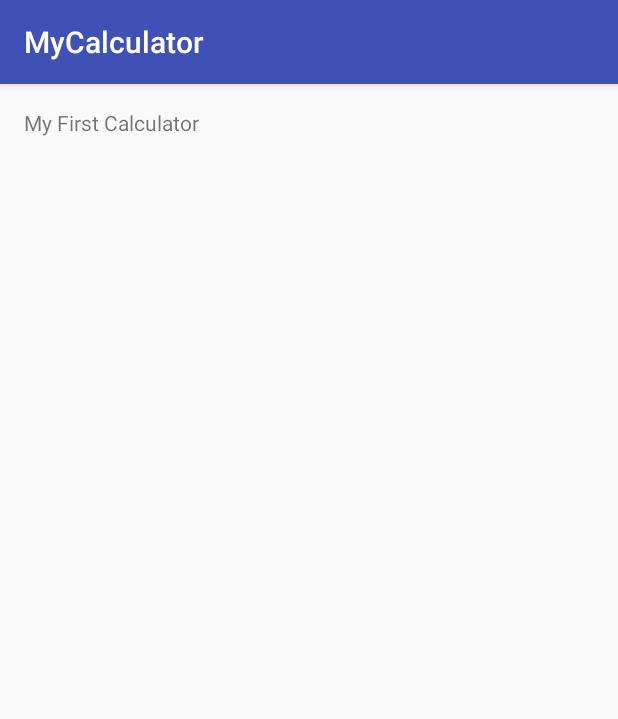
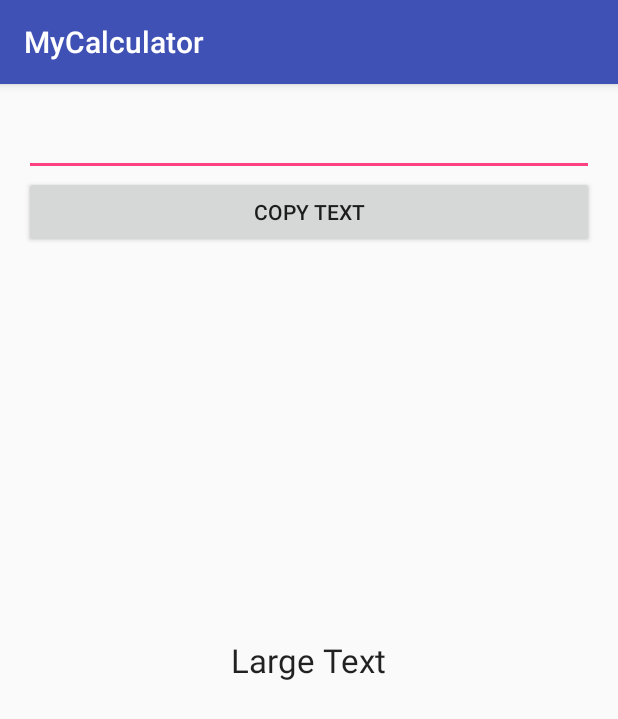
Before and after one commit to karankumarc/MyCalculator, an Android app: the screen it shows after launch (MainActivity), on a phone screen of 412 x 824 dp. Shown: the top 719 px of the screen. Run offline under Robolectric (Android 15) with nearby library versions, the phone set to English and light mode, and no system bars.

Commit message:
Created a layout file with one edit text, one button and one text view

```diff
--- a/app/src/main/res/layout/activity_main.xml
+++ b/app/src/main/res/layout/activity_main.xml
@@ -9,8 +9,33 @@
     android:paddingTop="@dimen/activity_vertical_margin"
     tools:context="com.techpalle.karan.mycalculator.MainActivity">
 
+    <EditText
+        android:layout_width="wrap_content"
+        android:layout_height="wrap_content"
+        android:id="@+id/editText"
+        android:layout_alignParentTop="true"
+        android:layout_alignParentLeft="true"
+        android:layout_alignParentStart="true"
+        android:layout_alignParentRight="true"
+        android:layout_alignParentEnd="true" />
+
+    <Button
+        android:layout_width="wrap_content"
+        android:layout_height="wrap_content"
+        android:text="Copy Text"
+        android:id="@+id/button"
+        android:layout_below="@+id/editText"
+        android:layout_alignParentLeft="true"
+        android:layout_alignParentStart="true"
+        android:layout_alignRight="@+id/editText"
+        android:layout_alignEnd="@+id/editText" />
+
     <TextView
         android:layout_width="wrap_content"
         android:layout_height="wrap_content"
-        android:text="My First Calculator" />
+        android:textAppearance="?android:attr/textAppearanceLarge"
+        android:text="Large Text"
+        android:id="@+id/textView"
+        android:layout_centerVertical="true"
+        android:layout_centerHorizontal="true" />
 </RelativeLayout>
```
